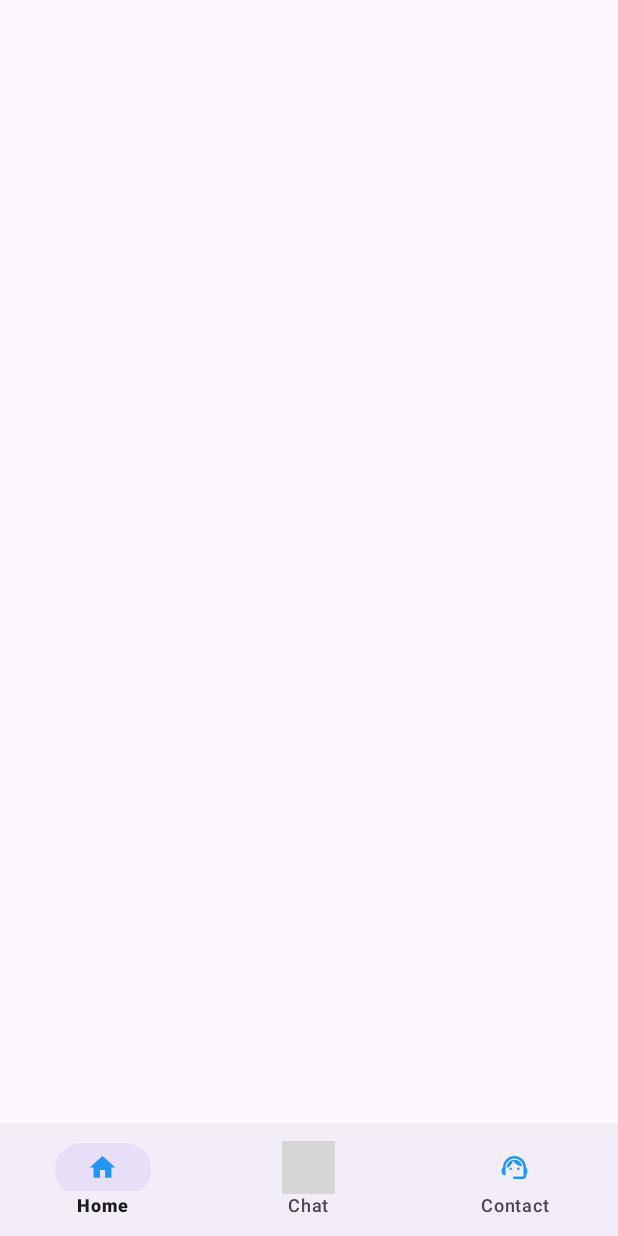
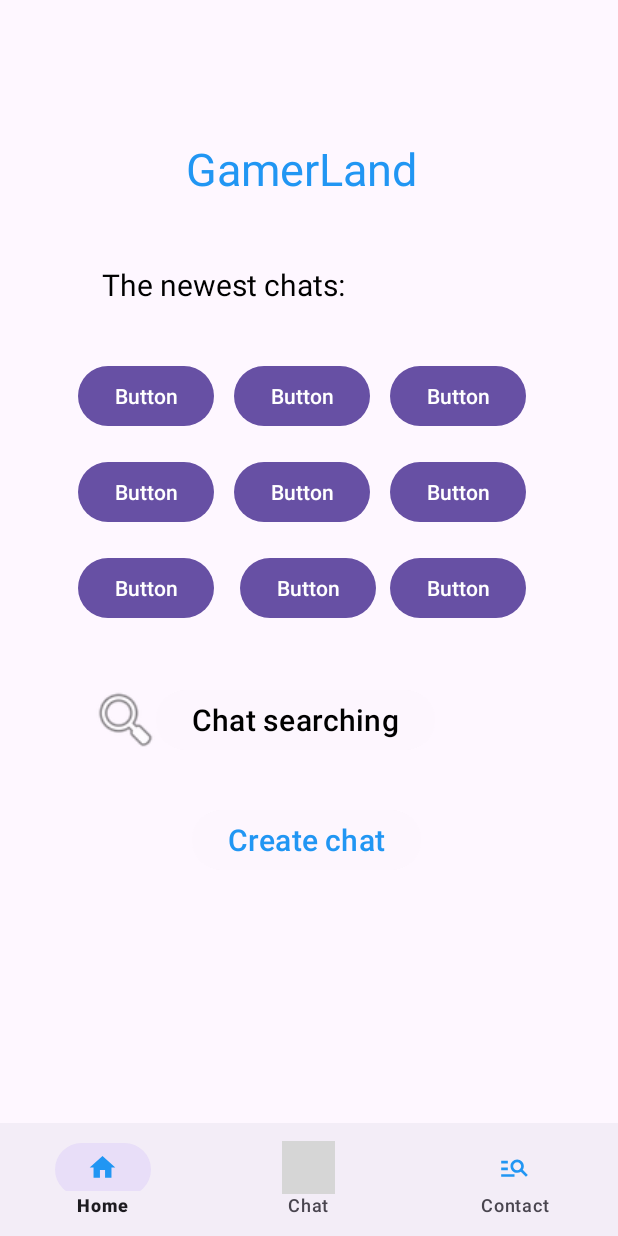
Before and after one commit to ShayKat112/GamerLandRep1, an Android app: the HomeActivity screen opened directly, with no data from a screen before it, on a phone screen of 412 x 824 dp. Run offline under Robolectric (Android 15) with nearby library versions, the phone set to English and light mode, and no system bars; Roboto replaces fonts that are not available here; grey boxes are pictures that could not be loaded.

Commit message:
safe spot to reload

```diff
--- a/app/src/main/java/com/example/gamerland/OpenScreenActivity.java
+++ b/app/src/main/java/com/example/gamerland/OpenScreenActivity.java
@@ -2,7 +2,6 @@ package com.example.gamerland;
 
 import android.content.Intent;
 import android.os.Bundle;
-
 import androidx.appcompat.app.AppCompatActivity;
 
 public class OpenScreenActivity extends AppCompatActivity {
--- a/app/src/main/res/drawable/ic_contact_foreground.xml
+++ b/app/src/main/res/drawable/ic_contact_foreground.xml
@@ -3,22 +3,14 @@
     android:height="108dp"
     android:viewportWidth="24"
     android:viewportHeight="24"
-    android:tint="#000000">
-  <group android:scaleX="0.58"
-      android:scaleY="0.58"
-      android:translateX="5.04"
-      android:translateY="5.04">
+    android:tint="#000000"
+    android:autoMirrored="true">
+  <group android:scaleX="0.6032"
+      android:scaleY="0.6032"
+      android:translateX="4.7616"
+      android:translateY="4.7616">
     <path
         android:fillColor="@android:color/white"
-        android:pathData="M21,12.22C21,6.73 16.74,3 12,3c-4.69,0 -9,3.65 -9,9.28C2.4,12.62 2,13.26 2,14v2c0,1.1 0.9,2 2,2h1v-6.1c0,-3.87 3.13,-7 7,-7s7,3.13 7,7V19h-8v2h8c1.1,0 2,-0.9 2,-2v-1.22c0.59,-0.31 1,-0.92 1,-1.64v-2.3C22,13.14 21.59,12.53 21,12.22z"/>
-    <path
-        android:fillColor="@android:color/white"
-        android:pathData="M9,13m-1,0a1,1 0,1 1,2 0a1,1 0,1 1,-2 0"/>
-    <path
-        android:fillColor="@android:color/white"
-        android:pathData="M15,13m-1,0a1,1 0,1 1,2 0a1,1 0,1 1,-2 0"/>
-    <path
-        android:fillColor="@android:color/white"
-        android:pathData="M18,11.03C17.52,8.18 15.04,6 12.05,6c-3.03,0 -6.29,2.51 -6.03,6.45c2.47,-1.01 4.33,-3.21 4.86,-5.89C12.19,9.19 14.88,11 18,11.03z"/>
+        android:pathData="M7,9H2V7h5V9zM7,12H2v2h5V12zM20.59,19l-3.83,-3.83C15.96,15.69 15.02,16 14,16c-2.76,0 -5,-2.24 -5,-5s2.24,-5 5,-5s5,2.24 5,5c0,1.02 -0.31,1.96 -0.83,2.75L22,17.59L20.59,19zM17,11c0,-1.65 -1.35,-3 -3,-3s-3,1.35 -3,3s1.35,3 3,3S17,12.65 17,11zM2,19h10v-2H2V19z"/>
   </group>
 </vector>
--- a/app/src/main/res/layout/fragment_home.xml
+++ b/app/src/main/res/layout/fragment_home.xml
@@ -1,14 +1,160 @@
 <?xml version="1.0" encoding="utf-8"?>
-<FrameLayout xmlns:android="http://schemas.android.com/apk/res/android"
+<androidx.constraintlayout.widget.ConstraintLayout xmlns:android="http://schemas.android.com/apk/res/android"
     xmlns:app="http://schemas.android.com/apk/res-auto"
     xmlns:tools="http://schemas.android.com/tools"
     android:layout_width="match_parent"
     android:layout_height="match_parent"
     tools:context=".HomeFragment">
 
+
+    <TextView
+        android:id="@+id/textView"
+        android:layout_width="wrap_content"
+        android:layout_height="wrap_content"
+        android:layout_marginStart="124dp"
+        android:layout_marginTop="92dp"
+        android:text="GamerLand"
+        android:textColor="#2196F3"
+        android:textSize="30sp"
+        app:layout_constraintStart_toStartOf="parent"
+        app:layout_constraintTop_toTopOf="parent" />
+
+    <TextView
+        android:id="@+id/textView2"
+        android:layout_width="wrap_content"
+        android:layout_height="wrap_content"
+        android:layout_marginStart="68dp"
+        android:layout_marginTop="176dp"
+        android:text="The newest chats:"
+        android:textColor="@color/black"
+        android:textSize="20sp"
+        app:layout_constraintStart_toStartOf="parent"
+        app:layout_constraintTop_toTopOf="parent" />
+
+    <Button
+        android:id="@+id/button5"
+        android:layout_width="wrap_content"
+        android:layout_height="wrap_content"
+        android:layout_marginStart="156dp"
+        android:layout_marginTop="304dp"
+        android:text="Button"
+        app:layout_constraintStart_toStartOf="parent"
+        app:layout_constraintTop_toTopOf="parent" />
+
+    <Button
+        android:id="@+id/button7"
+        android:layout_width="wrap_content"
+        android:layout_height="wrap_content"
+        android:layout_marginStart="52dp"
+        android:layout_marginTop="368dp"
+        android:text="Button"
+        app:layout_constraintStart_toStartOf="parent"
+        app:layout_constraintTop_toTopOf="parent" />
+
+    <Button
+        android:id="@+id/button3"
+        android:layout_width="wrap_content"
+        android:layout_height="wrap_content"
+        android:layout_marginStart="260dp"
+        android:layout_marginTop="240dp"
+        android:text="Button"
+        app:layout_constraintStart_toStartOf="parent"
+        app:layout_constraintTop_toTopOf="parent" />
+
+    <Button
+        android:id="@+id/button9"
+        android:layout_width="wrap_content"
+        android:layout_height="wrap_content"
+        android:layout_marginStart="260dp"
+        android:layout_marginTop="368dp"
+        android:text="Button"
+        app:layout_constraintStart_toStartOf="parent"
+        app:layout_constraintTop_toTopOf="parent" />
+
+    <Button
+        android:id="@+id/button2"
+        android:layout_width="wrap_content"
+        android:layout_height="wrap_content"
+        android:layout_marginStart="156dp"
+        android:layout_marginTop="240dp"
+        android:text="Button"
+        app:layout_constraintStart_toStartOf="parent"
+        app:layout_constraintTop_toTopOf="parent" />
+
+    <Button
+        android:id="@+id/button4"
+        android:layout_width="wrap_content"
+        android:layout_height="wrap_content"
+        android:layout_marginStart="52dp"
+        android:layout_marginTop="304dp"
+        android:text="Button"
+        app:layout_constraintStart_toStartOf="parent"
+        app:layout_constraintTop_toTopOf="parent" />
+
+    <Button
+        android:id="@+id/button8"
+        android:layout_width="wrap_content"
+        android:layout_height="wrap_content"
+        android:layout_marginStart="160dp"
+        android:layout_marginTop="368dp"
+        android:text="Button"
+        app:layout_constraintStart_toStartOf="parent"
+        app:layout_constraintTop_toTopOf="parent" />
+
+    <Button
+        android:id="@+id/button"
+        android:layout_width="wrap_content"
+        android:layout_height="wrap_content"
+        android:layout_marginStart="52dp"
+        android:layout_marginTop="240dp"
+        android:text="Button"
+        app:layout_constraintStart_toStartOf="parent"
+        app:layout_constraintTop_toTopOf="parent" />
+
+    <Button
+        android:id="@+id/button6"
+        android:layout_width="wrap_content"
+        android:layout_height="wrap_content"
+        android:layout_marginStart="260dp"
+        android:layout_marginTop="304dp"
+        android:text="Button"
+        app:layout_constraintStart_toStartOf="parent"
+        app:layout_constraintTop_toTopOf="parent" />
+
     <ImageView
         android:id="@+id/imageView"
-        android:layout_width="76dp"
-        android:layout_height="75dp"
-        tools:src="@tools:sample/avatars" />
-</FrameLayout>
+        android:layout_width="47dp"
+        android:layout_height="47dp"
+        android:layout_marginStart="60dp"
+        android:layout_marginTop="456dp"
+        android:src="@android:drawable/ic_menu_search"
+        app:layout_constraintStart_toStartOf="parent"
+        app:layout_constraintTop_toTopOf="parent" />
+
+    <Button
+        android:id="@+id/btnSearchChat"
+        android:layout_width="wrap_content"
+        android:layout_height="wrap_content"
+        android:layout_marginStart="104dp"
+        android:layout_marginTop="456dp"
+        android:backgroundTint="#FDF6FE"
+        android:text="Chat searching"
+        android:textColor="#000000"
+        android:textSize="20sp"
+        app:layout_constraintStart_toStartOf="parent"
+        app:layout_constraintTop_toTopOf="parent" />
+
+    <Button
+        android:id="@+id/btnCreateChat"
+        android:layout_width="wrap_content"
+        android:layout_height="wrap_content"
+        android:layout_marginStart="128dp"
+        android:layout_marginTop="536dp"
+        android:backgroundTint="#FDF6FE"
+        android:text="Create chat"
+        android:textColor="#2196F3"
+        android:textSize="20sp"
+        app:layout_constraintStart_toStartOf="parent"
+        app:layout_constraintTop_toTopOf="parent" />
+
+</androidx.constraintlayout.widget.ConstraintLayout>
```
Also changed, not shown: app/build.gradle.kts (+6 -6 lines), app/src/main/AndroidManifest.xml (+20 -19 lines), app/src/main/java/com/example/gamerland/ChatCreationActivity.java (added, +24 -0 lines), app/src/main/res/layout/activity_chat_creation.xml (added, +81 -0 lines), gradle/libs.versions.toml (+8 -8 lines), app/src/main/ic_contact-playstore.png, app/src/main/res/mipmap-hdpi/ic_contact.webp, app/src/main/res/mipmap-hdpi/ic_contact_round.webp, app/src/main/res/mipmap-mdpi/ic_contact.webp, app/src/main/res/mipmap-mdpi/ic_contact_round.webp, app/src/main/res/mipmap-xhdpi/ic_contact.webp, app/src/main/res/mipmap-xhdpi/ic_contact_round.webp, app/src/main/res/mipmap-xxhdpi/ic_contact.webp, app/src/main/res/mipmap-xxhdpi/ic_contact_round.webp, 2 more files.
